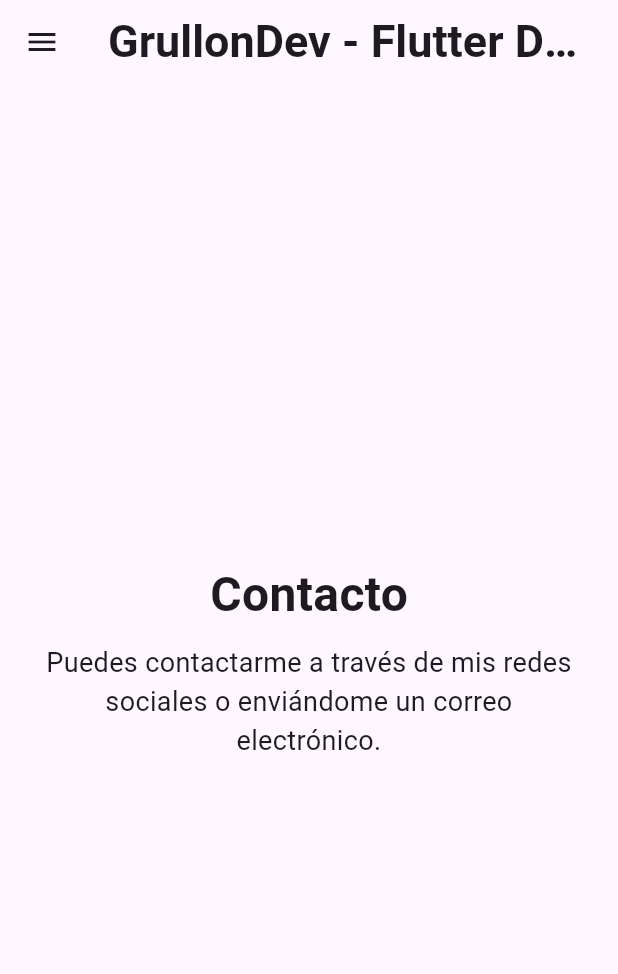
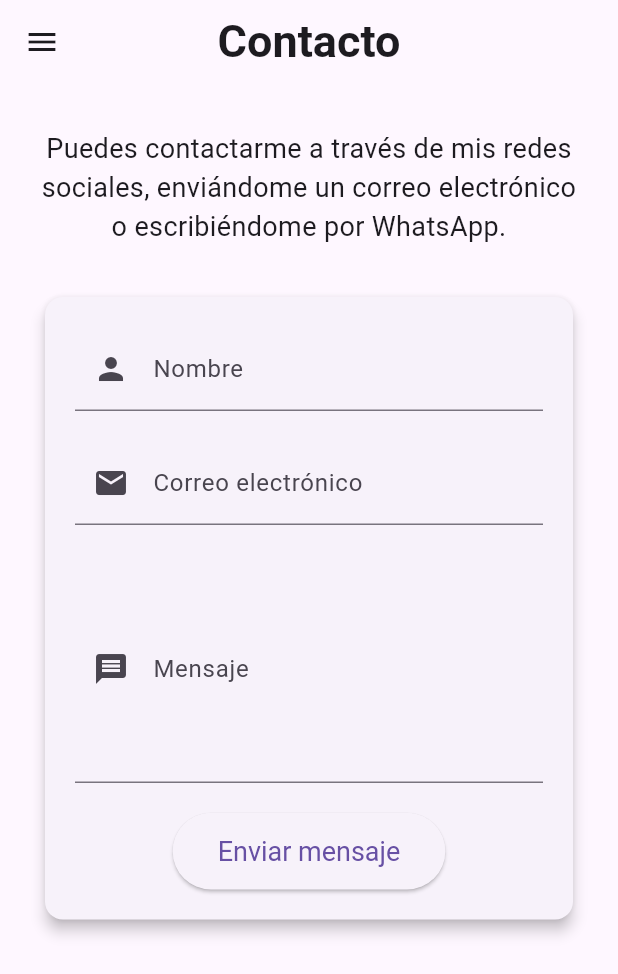
Before and after one commit to GrullonDev/portfolio, a Flutter app: the ContactPage screen opened by its route, on a phone screen of 412 x 824 dp. Shown: the top 974 px of the screen. Run offline on Flutter 3.47's test engine with Material 3 defaults, Android fonts, the phone set to English and light mode, and no system bars; our stand-ins replace carousel_slider, font_awesome_flutter, go_router, smooth_page_indicator, video_player.

Commit message:
feat: implement contact form with sending to WhatsApp

```diff
--- a/lib/contact_page.dart
+++ b/lib/contact_page.dart
@@ -1,45 +1,157 @@
 import 'package:flutter/material.dart';
+
+import 'package:flutter_portfolio/logic.dart';
 import 'package:flutter_portfolio/nav_bar.dart';
 import 'package:flutter_portfolio/responsive.dart';
 
-class ContactPage extends StatelessWidget {
+class ContactPage extends StatefulWidget {
   const ContactPage({super.key});
+
+  @override
+  State<ContactPage> createState() => _ContactPageState();
+}
+
+class _ContactPageState extends State<ContactPage> {
+  final _formKey = GlobalKey<FormState>();
+  final _nameController = TextEditingController();
+  final _emailController = TextEditingController();
+  final _messageController = TextEditingController();
+
+  void _clearForm() {
+    _nameController.clear();
+    _emailController.clear();
+    _messageController.clear();
+  }
+
+  @override
+  void dispose() {
+    _nameController.dispose();
+    _emailController.dispose();
+    _messageController.dispose();
+    super.dispose();
+  }
 
   @override
   Widget build(BuildContext context) {
     return Scaffold(
       appBar: AppBar(
         title: const Text(
-          'GrullonDev - Flutter Developer',
+          'Contacto',
           style: TextStyle(fontSize: 30, fontWeight: FontWeight.w700),
         ),
         centerTitle: true,
         actions: Responsive.isMobile(context)
             ? null
             : [
-                // Navbar para pantallas grandes
                 const Navbar(),
               ],
       ),
       drawer:
           Responsive.isMobile(context) ? const Drawer(child: Navbar()) : null,
-      body: Center(
-        child: Padding(
-          padding: const EdgeInsets.all(20),
-          child: Column(
-            mainAxisAlignment: MainAxisAlignment.center,
-            children: const [
-              Text(
-                "Contacto",
-                style: TextStyle(fontSize: 32, fontWeight: FontWeight.bold),
+      body: SingleChildScrollView(
+        child: Center(
+          child: ConstrainedBox(
+            constraints: BoxConstraints(
+              maxWidth: Responsive.isMobile(context) ? 400 : 700,
+            ),
+            child: Padding(
+              padding: const EdgeInsets.symmetric(horizontal: 20, vertical: 30),
+              child: Column(
+                crossAxisAlignment: CrossAxisAlignment.center,
+                children: [
+                  const Text(
+                    "Puedes contactarme a través de mis redes sociales, enviándome un correo electrónico o escribiéndome por WhatsApp.",
+                    textAlign: TextAlign.center,
+                    style: TextStyle(fontSize: 18),
+                  ),
+                  const SizedBox(height: 30),
+                  Card(
+                    elevation: 4,
+                    child: Padding(
+                      padding: const EdgeInsets.all(20),
+                      child: Form(
+                        key: _formKey,
+                        child: Column(
+                          children: [
+                            TextFormField(
+                              controller: _nameController,
+                              decoration: const InputDecoration(
+                                labelText: 'Nombre',
+                                prefixIcon: Icon(Icons.person),
+                              ),
+                              validator: (value) {
+                                if (value == null || value.isEmpty) {
+                                  return 'Por favor, ingresa tu nombre';
+                                }
+                                return null;
+                              },
+                            ),
+                            const SizedBox(height: 20),
+                            TextFormField(
+                              controller: _emailController,
+                              decoration: const InputDecoration(
+                                labelText: 'Correo electrónico',
+                                prefixIcon: Icon(Icons.email),
+                              ),
+                              validator: (value) {
+                                if (value == null || value.isEmpty) {
+                                  return 'Por favor, ingresa tu correo electrónico';
+                                }
+                                if (!value.contains('@')) {
+                                  return 'Ingresa un correo electrónico válido';
+                                }
+                                return null;
+                              },
+                            ),
+                            const SizedBox(height: 20),
+                            TextFormField(
+                              controller: _messageController,
+                              decoration: const InputDecoration(
+                                labelText: 'Mensaje',
+                                prefixIcon: Icon(Icons.message),
+                              ),
+                              maxLines: 5,
+                              validator: (value) {
+                                if (value == null || value.isEmpty) {
+                                  return 'Por favor, ingresa un mensaje';
+                                }
+                                return null;
+                              },
+                            ),
+                            const SizedBox(height: 20),
+                            ElevatedButton(
+                              onPressed: () {
+                                if (_formKey.currentState!.validate()) {
+                                  launchWhatsApp(
+                                    name: _nameController.text,
+                                    email: _emailController.text,
+                                    message: _messageController.text,
+                                  );
+                                  _clearForm();
+                                  ScaffoldMessenger.of(context).showSnackBar(
+                                    const SnackBar(
+                                      content: Text(
+                                          'Mensaje enviado correctamente.'),
+                                    ),
+                                  );
+                                }
+                              },
+                              style: ElevatedButton.styleFrom(
+                                padding: const EdgeInsets.symmetric(
+                                    horizontal: 30, vertical: 15),
+                                textStyle: const TextStyle(fontSize: 18),
+                              ),
+                              child: const Text("Enviar mensaje"),
+                            ),
+                          ],
+                        ),
+                      ),
+                    ),
+                  ),
+                  const SizedBox(height: 30),
+                ],
               ),
-              SizedBox(height: 10),
-              Text(
-                "Puedes contactarme a través de mis redes sociales o enviándome un correo electrónico.",
-                textAlign: TextAlign.center,
-                style: TextStyle(fontSize: 18),
-              ),
-            ],
+            ),
           ),
         ),
       ),
```
Also changed, not shown: lib/logic.dart (+21 -0 lines).
